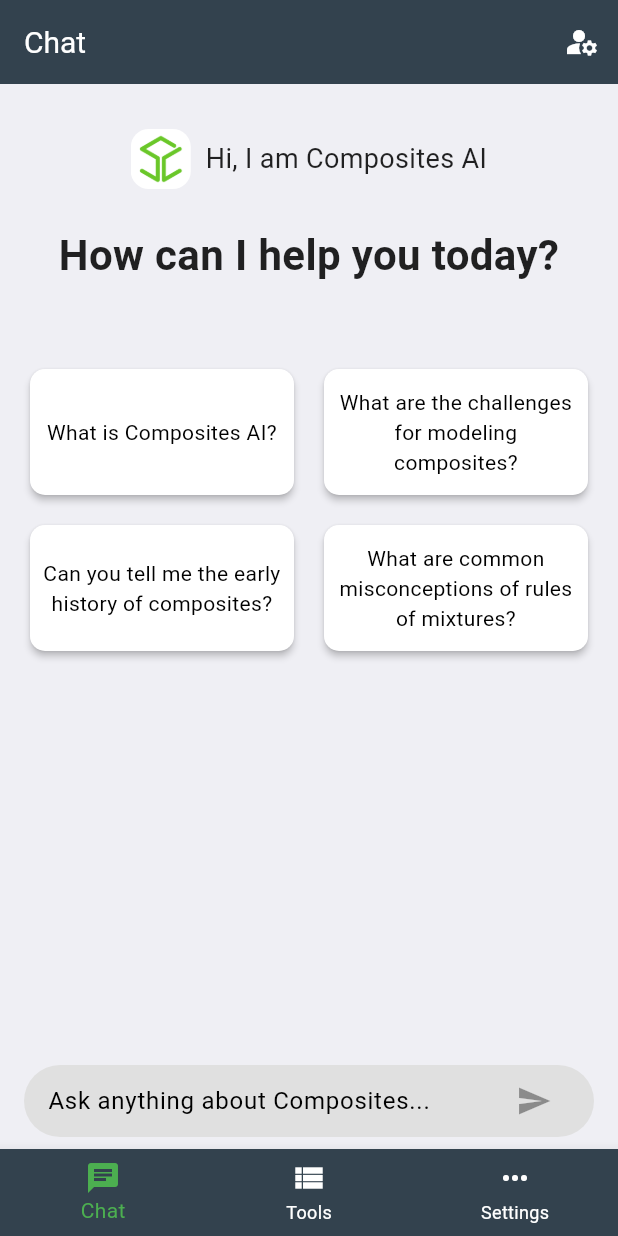
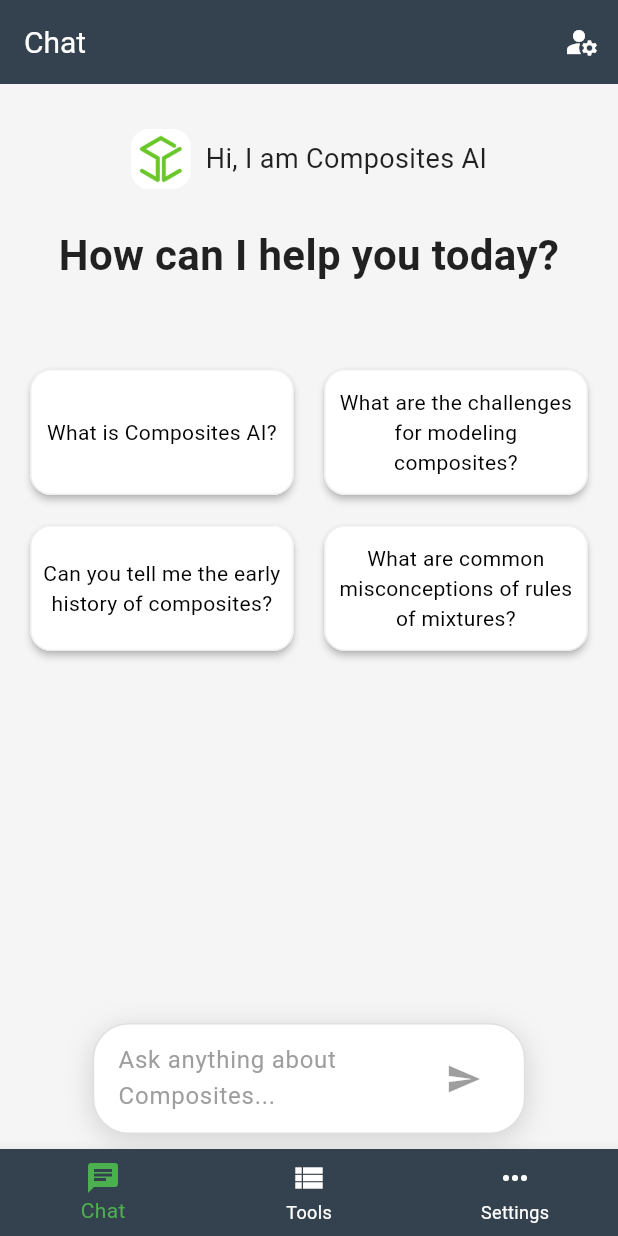
Before and after one commit to banghuazhao/swiftcomp-flutter, a Flutter app: the screen it shows after launch, on a phone screen of 412 x 824 dp. Run offline on Flutter 3.47's test engine with Material 3 defaults, Android fonts, the phone set to English and light mode, and no system bars; our stand-ins replace auto_size_text, cached_network_image, device_info_plus, file_picker, fl_chart, flutter_dotenv and 11 more; missing offline and left inert: app_tracking_transparency, composite_calculator, dart:html, fetch_client, flutter_math_fork, gpt_markdown and 4 more; accounts and stored records are empty.

Commit message:
frontend revise

```diff
--- a/lib/main.dart
+++ b/lib/main.dart
@@ -86,7 +86,7 @@ class _MyAppState extends State<MyApp> {
                 color: Color.fromRGBO(51, 66, 78, 1),
                 iconTheme: IconThemeData(color: Colors.white),
                 titleTextStyle: TextStyle(color: Colors.white, fontSize: 20)),
-            scaffoldBackgroundColor: const Color.fromRGBO(239, 239, 244, 1),
+            scaffoldBackgroundColor: Colors.grey.shade100,
             textTheme: const TextTheme(),
           ),
           home: const BottomNavigator(),
--- a/lib/presentation/chat/views/chat_message_list.dart
+++ b/lib/presentation/chat/views/chat_message_list.dart
@@ -87,13 +87,12 @@ class _ChatMessageListState extends State<ChatMessageList> {
                 ),
                 const SizedBox(width: 10), // More spacing for a balanced look
                 Flexible(
-                // Prevents text from overflowing
                   child: Text(
                     "Hi, I am Composites AI",
                     style: TextStyle(
                       fontSize: 18,
-                    fontWeight: FontWeight.normal, // Make it stand out
-                    color: Colors.black87, // Slightly softer than pure black
+                      fontWeight: FontWeight.normal,
+                      color: Colors.black87,
                     ),
                     textAlign: TextAlign.center,
                   ),
@@ -114,9 +113,17 @@ class _ChatMessageListState extends State<ChatMessageList> {
           const SizedBox(height: 36),
 
           // Input Bar only on Web
-        if (kIsWeb) inputBar(viewModel),
+          if (kIsWeb)...[
+            inputBar(viewModel),
+           const SizedBox(height: 10),
+          ],
 
-        LayoutBuilder(
+          Center( // Center the grid
+            child: ConstrainedBox(
+              constraints: BoxConstraints(
+                maxWidth: 800, // Adjust as needed to keep it centered
+              ),
+              child: LayoutBuilder(
                 builder: (context, constraints) {
                   double width = constraints.maxWidth;
                   int crossAxisCount = max(width ~/ 200, 2);
@@ -126,7 +133,7 @@ class _ChatMessageListState extends State<ChatMessageList> {
                     gridDelegate: SliverGridDelegateWithFixedCrossAxisCount(
                       crossAxisCount: crossAxisCount,
                       childAspectRatio: 2,
-                crossAxisSpacing: 12.0, // More spacing
+                      crossAxisSpacing: 12.0,
                       mainAxisSpacing: 12.0,
                     ),
                     itemCount: viewModel.defaultQuestions.length,
@@ -143,10 +150,13 @@ class _ChatMessageListState extends State<ChatMessageList> {
                   );
                 },
               ),
+            ),
+          ),
 
           const SizedBox(height: 30),
         ],
-    ));
+      ),
+    );
   }
 
   List<Widget> chatList(BuildContext context, ChatViewModel viewModel) {
@@ -355,14 +365,23 @@ class _ChatMessageListState extends State<ChatMessageList> {
   }
 
   Widget inputBar(ChatViewModel viewModel) {
-    return Padding(
-      padding: const EdgeInsets.symmetric(horizontal: 16.0, vertical: 8.0),
-      child: Container(
+    return Column(
+      children: [
+        Container(
+          width: MediaQuery.of(context).size.width * 0.70,
           decoration: BoxDecoration(
-          color: Colors.grey[300],
+            color: Colors.white,
             borderRadius: BorderRadius.circular(24.0),
+            border: Border.all(color: Colors.grey.shade300),
+            boxShadow: [
+              BoxShadow(
+                color: Colors.black.withOpacity(0.15),
+                blurRadius: 15,
+                offset: Offset(0, 4),
               ),
-        padding: const EdgeInsets.symmetric(horizontal: 16.0),
+            ],
+          ),
+          padding: const EdgeInsets.symmetric(horizontal: 16.0, vertical: 4.0),
           child: Row(
             children: [
               Expanded(
@@ -371,30 +390,25 @@ class _ChatMessageListState extends State<ChatMessageList> {
                   onKeyEvent: (KeyEvent event) {
                     if (event is KeyDownEvent &&
                         event.logicalKey == LogicalKeyboardKey.enter) {
-                    // Check if the Shift key is pressed
-                    final isShiftPressed = HardwareKeyboard
-                            .instance.logicalKeysPressed
-                            .contains(LogicalKeyboardKey.shiftLeft) ||
-                        HardwareKeyboard.instance.logicalKeysPressed
-                            .contains(LogicalKeyboardKey.shiftRight);
+                      final isShiftPressed = HardwareKeyboard.instance.logicalKeysPressed.contains(LogicalKeyboardKey.shiftLeft) ||
+                          HardwareKeyboard.instance.logicalKeysPressed.contains(LogicalKeyboardKey.shiftRight);
 
                       if (isShiftPressed) {
-                      // Add a newline only when Shift + Enter is pressed
-                      final text = textController.text; // Clean up text
+                        // Insert newline
+                        final text = textController.text;
                         textController.text = "$text\n";
                         textController.selection = TextSelection.fromPosition(
                           TextPosition(offset: textController.text.length),
                         );
                       } else if (!viewModel.isLoading) {
-                      // Submit the text and clear TextField on Enter
-                      final text =
-                          textController.text; // Remove extra spaces/newlines
+                        // Send message
+                        final text = textController.text.trim();
                         if (text.isNotEmpty) {
-                        textController.clear(); // Clear input immediately
-                        viewModel.sendInputMessage(text); // Send message
+                          textController.clear();
+                          viewModel.sendInputMessage(text);
                         }
                       }
-                    // Defer the cursor position update to avoid timing issues
+
                       WidgetsBinding.instance.addPostFrameCallback((_) {
                         focusNode.requestFocus();
                       });
@@ -405,56 +419,72 @@ class _ChatMessageListState extends State<ChatMessageList> {
                     focusNode: focusNode,
                     decoration: InputDecoration(
                       hintText: 'Ask anything about Composites...',
+                      hintStyle: TextStyle(color: Colors.grey.shade500),
                       border: InputBorder.none,
-                    enabledBorder: InputBorder.none,
-                    focusedBorder: InputBorder.none,
                     ),
                     keyboardType: TextInputType.multiline,
                     textInputAction: TextInputAction.done,
-                  // Treat Enter as Done
-                  maxLines: null,
+                    minLines: 2,
+                    maxLines: 8,
                     onChanged: (text) {
-                    setState(() {}); // Ensure the button updates
-                  }, // Allow multiple lines if Shift + Enter is used
+                      setState(() {}); // Update UI for button state
+                    },
                   ),
                 ),
               ),
               viewModel.isLoading
-                ? CircularProgressIndicator()
+                  ? Padding(
+                padding: const EdgeInsets.only(left: 8.0),
+                child: SizedBox(
+                  width: 24,
+                  height: 24,
+                  child: CircularProgressIndicator(strokeWidth: 2),
+                ),
+              )
                   : IconButton(
                 icon: Icon(Icons.send),
                 onPressed: textController.text.isEmpty
                     ? null
                     : () {
-                            final text = textController.text; // Clean text
+                  final text = textController.text.trim();
                   if (text.isNotEmpty) {
-                              textController.clear(); // Clear input field
+                    textController.clear();
                     viewModel.sendInputMessage(text);
-                              focusNode.requestFocus();
                   }
                 },
               ),
             ],
           ),
         ),
+        const SizedBox(height: 10), // Adds extra space below input bar
+      ],
     );
   }
+
+
 }
 
 // A helper function to create default question cards
 Widget _buildDefaultQuestionCard(String question) {
   return Card(
     shape: RoundedRectangleBorder(
-      borderRadius: BorderRadius.circular(10),
+      borderRadius: BorderRadius.circular(14),
+      side: BorderSide(color: Colors.grey.shade200, width: 1.0),
     ),
-    elevation: 2,
+    elevation: 2, // Lower elevation for a more compact look
+    child: SizedBox(
+      width: 80, // Reduce the width
+      height: 30, // Reduce the height
       child: Padding(
-      padding: const EdgeInsets.all(8.0),
+        padding: const EdgeInsets.all(4.0), // Reduce padding
         child: Center(
           child: Text(
             question,
             textAlign: TextAlign.center,
-          style: TextStyle(fontSize: 14, color: Colors.black),
+            style: TextStyle(fontSize: 14, color: Colors.black), // Smaller font size
+            maxLines: 3,
+            overflow: TextOverflow.ellipsis, // Prevents overflow
+          ),
         ),
       ),
     ),
```
Lines whose indentation alone changed are shown as unchanged.
